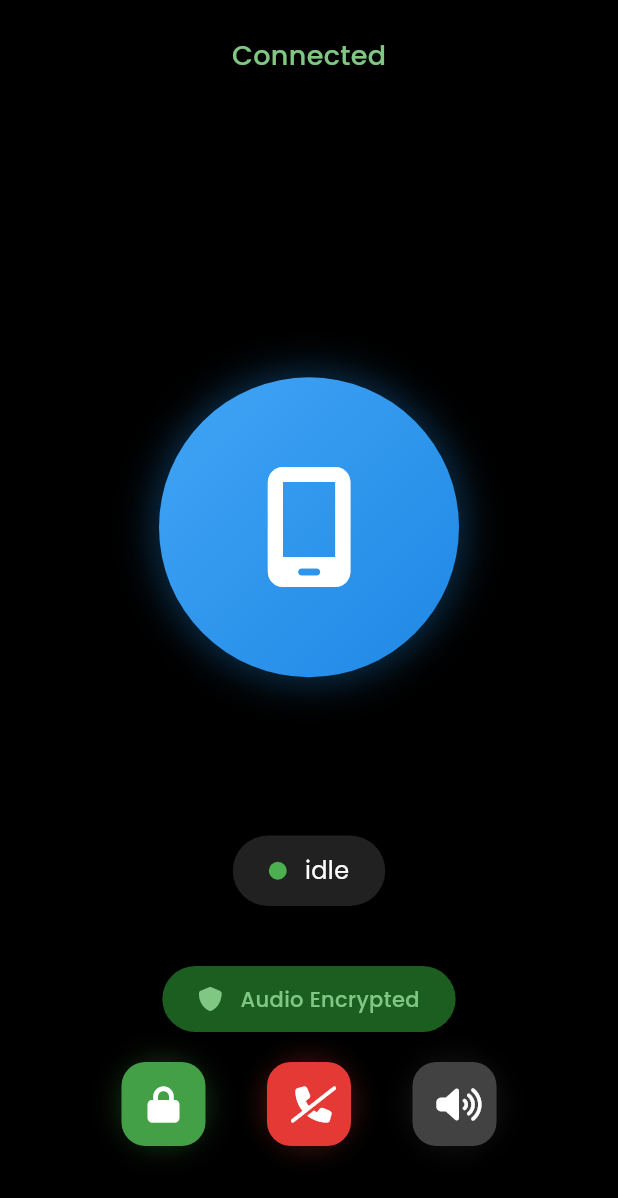
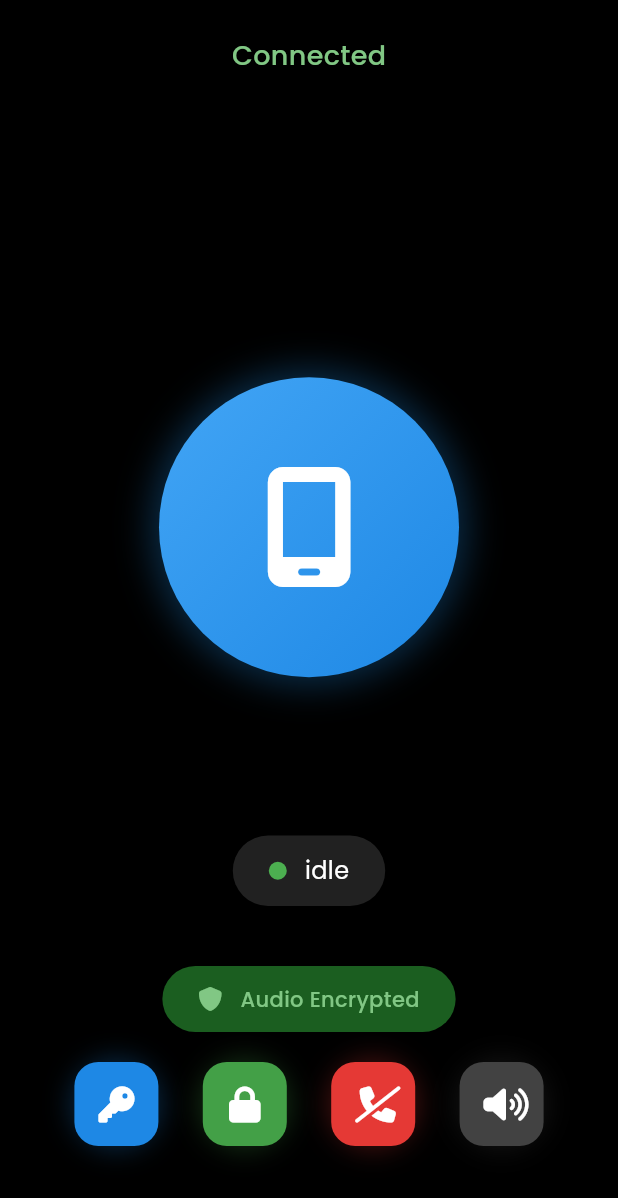
Before and after one commit to Icing-Project/BT-Call, a Flutter app: the CallScreen screen opened directly with empty values, on a phone screen of 412 x 824 dp. Shown: the top 1198 px of the screen. Run offline on Flutter 3.47's test engine with Material 3 defaults, Android fonts, the light colour scheme and no system bars; our stand-ins replace flutter_secure_storage, font_awesome_flutter, google_fonts, permission_handler; accounts and stored records are empty.

Commit message:
Implement audio encryption features: add support for encrypting outgoing audio, toggle encryption settings, and update UI to reflect encryption status

```diff
--- a/lib/src/screens/call_screen.dart
+++ b/lib/src/screens/call_screen.dart
@@ -185,22 +185,40 @@ class _CallScreenState extends State<CallScreen> {
                 padding: const EdgeInsets.symmetric(horizontal: 24, vertical: 12),
                 margin: const EdgeInsets.symmetric(horizontal: 48),
                 decoration: BoxDecoration(
-                  color: btProvider.decryptEnabled ? Colors.green[900] : Colors.orange[900],
+                  color: (btProvider.decryptEnabled && btProvider.encryptEnabled)
+                      ? Colors.green[900]
+                      : (btProvider.decryptEnabled || btProvider.encryptEnabled)
+                          ? Colors.yellow[900]
+                          : Colors.orange[900],
                   borderRadius: BorderRadius.circular(24),
                 ),
                 child: Row(
                   mainAxisSize: MainAxisSize.min,
                   children: [
                     Icon(
-                      btProvider.decryptEnabled ? FontAwesomeIcons.shield : FontAwesomeIcons.triangleExclamation,
-                      color: btProvider.decryptEnabled ? Colors.green[300] : Colors.orange[300],
+                      (btProvider.decryptEnabled && btProvider.encryptEnabled)
+                          ? FontAwesomeIcons.shield
+                          : FontAwesomeIcons.triangleExclamation,
+                      color: (btProvider.decryptEnabled && btProvider.encryptEnabled)
+                          ? Colors.green[300]
+                          : (btProvider.decryptEnabled || btProvider.encryptEnabled)
+                              ? Colors.yellow[300]
+                              : Colors.orange[300],
                       size: 16,
                     ),
                     const SizedBox(width: 12),
                     Text(
-                      btProvider.decryptEnabled ? 'Audio Encrypted' : 'Audio Not Encrypted',
+                      (btProvider.decryptEnabled && btProvider.encryptEnabled)
+                          ? 'Audio Encrypted'
+                          : (btProvider.decryptEnabled || btProvider.encryptEnabled)
+                              ? 'Partial Encryption'
+                              : 'Audio Not Encrypted',
                       style: TextStyle(
-                        color: btProvider.decryptEnabled ? Colors.green[300] : Colors.orange[300],
+                        color: (btProvider.decryptEnabled && btProvider.encryptEnabled)
+                            ? Colors.green[300]
+                            : (btProvider.decryptEnabled || btProvider.encryptEnabled)
+                                ? Colors.yellow[300]
+                                : Colors.orange[300],
                         fontSize: 14,
                         fontWeight: FontWeight.w500,
                       ),
@@ -213,10 +231,21 @@ class _CallScreenState extends State<CallScreen> {
 
               // Control buttons
               Padding(
-                padding: const EdgeInsets.symmetric(horizontal: 40),
+                padding: const EdgeInsets.symmetric(horizontal: 20),
                 child: Row(
                   mainAxisAlignment: MainAxisAlignment.spaceEvenly,
                   children: [
+                    // Encrypt toggle button
+                    _buildCallButton(
+                      icon: btProvider.encryptEnabled
+                          ? FontAwesomeIcons.key
+                          : FontAwesomeIcons.unlock,
+                      backgroundColor: btProvider.encryptEnabled
+                          ? Colors.blue[600]!
+                          : Colors.grey[600]!,
+                      onPressed: () => btProvider.toggleEncrypt(!btProvider.encryptEnabled),
+                    ),
+
                     // Decrypt toggle button
                     _buildCallButton(
                       icon: btProvider.decryptEnabled
```
Also changed, not shown: lib/src/providers/bluetooth_provider.dart (+11 -2 lines), lib/src/services/bluetooth_audio_service.dart (+14 -4 lines), 4 other files.
